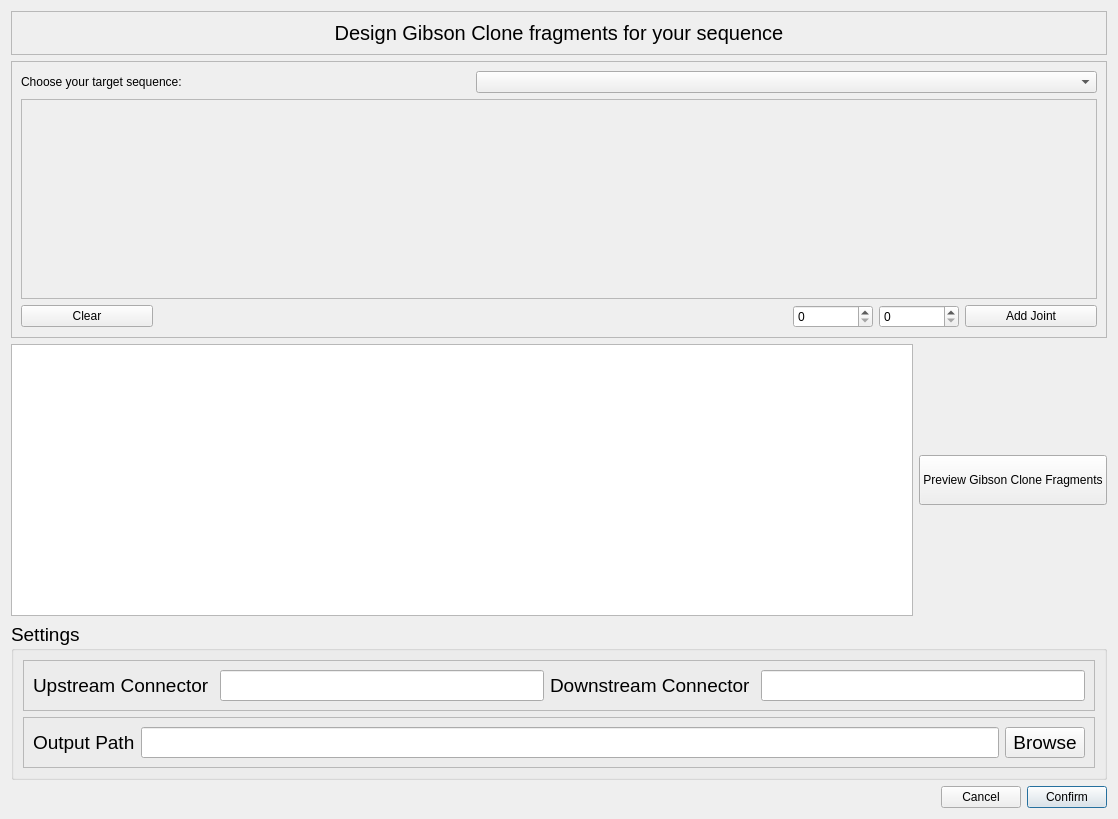
First picture: the form in gibsonsingledialog.ui, repository WilsonImmunologyLab/Librator, before the edit.
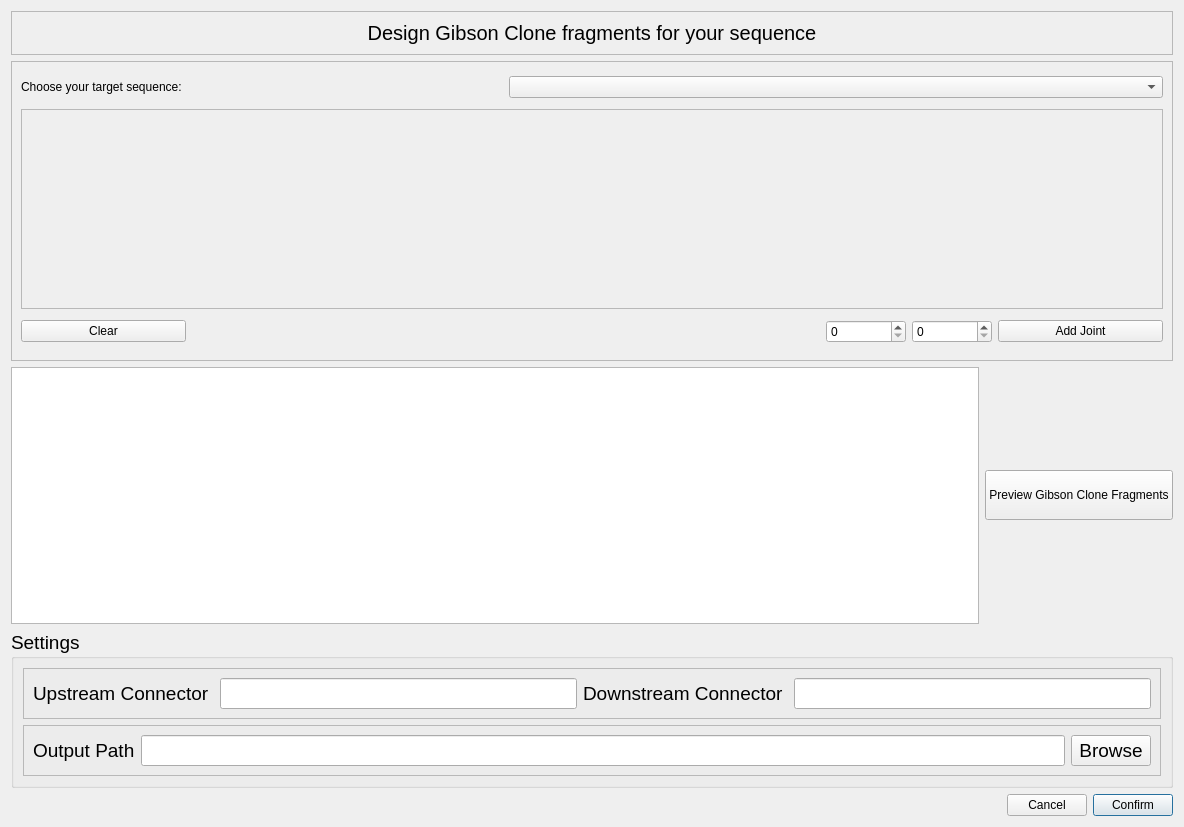
Second picture: the form after the edit.

Commit message: update an joint displayer

Diff of the .ui file:
```diff
--- a/gibsonsingledialog.ui
+++ b/gibsonsingledialog.ui
@@ -6,14 +6,200 @@
    <rect>
     <x>0</x>
     <y>0</y>
-    <width>1118</width>
-    <height>819</height>
+    <width>1184</width>
+    <height>827</height>
    </rect>
   </property>
   <property name="windowTitle">
    <string>Gibson Clone fragments design</string>
   </property>
-  <layout class="QGridLayout" name="gridLayout_10">
+  <layout class="QGridLayout" name="gridLayout_8">
+   <item row="1" column="0" colspan="3">
+    <widget class="QFrame" name="frame_2">
+     <property name="minimumSize">
+      <size>
+       <width>0</width>
+       <height>300</height>
+      </size>
+     </property>
+     <property name="frameShape">
+      <enum>QFrame::StyledPanel</enum>
+     </property>
+     <property name="frameShadow">
+      <enum>QFrame::Raised</enum>
+     </property>
+     <layout class="QGridLayout" name="gridLayout_3">
+      <item row="0" column="0" colspan="2">
+       <widget class="QLabel" name="label">
+        <property name="maximumSize">
+         <size>
+          <width>300</width>
+          <height>16777215</height>
+         </size>
+        </property>
+        <property name="text">
+         <string>Choose your target sequence:</string>
+        </property>
+       </widget>
+      </item>
+      <item row="1" column="0" colspan="5">
+       <widget class="QFrame" name="frame_5">
+        <property name="minimumSize">
+         <size>
+          <width>0</width>
+          <height>200</height>
+         </size>
+        </property>
+        <property name="maximumSize">
+         <size>
+          <width>16777215</width>
+          <height>200</height>
+         </size>
+        </property>
+        <property name="frameShape">
+         <enum>QFrame::StyledPanel</enum>
+        </property>
+        <property name="frameShadow">
+         <enum>QFrame::Raised</enum>
+        </property>
+        <layout class="QGridLayout" name="gridLayout_2">
+         <item row="0" column="0">
+          <layout class="QGridLayout" name="gridLayoutSeq"/>
+         </item>
+        </layout>
+       </widget>
+      </item>
+      <item row="2" column="0">
+       <widget class="QPushButton" name="clear">
+        <property name="text">
+         <string>Clear</string>
+        </property>
+       </widget>
+      </item>
+      <item row="2" column="1" colspan="2">
+       <spacer name="horizontalSpacer">
+        <property name="orientation">
+         <enum>Qt::Horizontal</enum>
+        </property>
+        <property name="sizeHint" stdset="0">
+         <size>
+          <width>628</width>
+          <height>20</height>
+         </size>
+        </property>
+       </spacer>
+      </item>
+      <item row="2" column="3">
+       <layout class="QHBoxLayout" name="horizontalLayout_3">
+        <item>
+         <widget class="QSpinBox" name="spinBoxStart">
+          <property name="minimumSize">
+           <size>
+            <width>80</width>
+            <height>0</height>
+           </size>
+          </property>
+          <property name="maximum">
+           <number>9999</number>
+          </property>
+         </widget>
+        </item>
+        <item>
+         <widget class="QSpinBox" name="spinBoxEnd">
+          <property name="minimumSize">
+           <size>
+            <width>80</width>
+            <height>0</height>
+           </size>
+          </property>
+          <property name="maximum">
+           <number>9999</number>
+          </property>
+         </widget>
+        </item>
+       </layout>
+      </item>
+      <item row="2" column="4">
+       <widget class="QPushButton" name="pushButtonAdd">
+        <property name="text">
+         <string>Add Joint</string>
+        </property>
+       </widget>
+      </item>
+      <item row="0" column="2" colspan="3">
+       <widget class="QComboBox" name="comboBox"/>
+      </item>
+     </layout>
+    </widget>
+   </item>
+   <item row="2" column="0" colspan="3">
+    <layout class="QGridLayout" name="gridLayout_7">
+     <item row="1" column="0">
+      <widget class="QTextEdit" name="textEdit">
+       <property name="maximumSize">
+        <size>
+         <width>16777215</width>
+         <height>99999</height>
+        </size>
+       </property>
+       <property name="font">
+        <font>
+         <pointsize>16</pointsize>
+        </font>
+       </property>
+      </widget>
+     </item>
+     <item row="1" column="1">
+      <widget class="QPushButton" name="pushButtonGenerate">
+       <property name="minimumSize">
+        <size>
+         <width>0</width>
+         <height>50</height>
+        </size>
+       </property>
+       <property name="text">
+        <string>Preview Gibson Clone Fragments</string>
+       </property>
+      </widget>
+     </item>
+     <item row="0" column="0" colspan="2">
+      <layout class="QGridLayout" name="gridLayoutFig"/>
+     </item>
+    </layout>
+   </item>
+   <item row="4" column="0">
+    <spacer name="horizontalSpacer_4">
+     <property name="orientation">
+      <enum>Qt::Horizontal</enum>
+     </property>
+     <property name="sizeHint" stdset="0">
+      <size>
+       <width>915</width>
+       <height>20</height>
+      </size>
+     </property>
+    </spacer>
+   </item>
+   <item row="4" column="1">
+    <widget class="QPushButton" name="pushButtonCancel">
+     <property name="text">
+      <string>Cancel</string>
+     </property>
+    </widget>
+   </item>
+   <item row="4" column="2">
+    <widget class="QPushButton" name="pushButtonConfirm">
+     <property name="text">
+      <string>Confirm</string>
+     </property>
+     <property name="autoDefault">
+      <bool>false</bool>
+     </property>
+     <property name="default">
+      <bool>true</bool>
+     </property>
+    </widget>
+   </item>
    <item row="3" column="0" colspan="3">
     <widget class="QGroupBox" name="groupBox">
      <property name="font">
@@ -89,65 +275,6 @@
      </layout>
     </widget>
    </item>
-   <item row="4" column="1">
-    <widget class="QPushButton" name="pushButtonCancel">
-     <property name="text">
-      <string>Cancel</string>
-     </property>
-    </widget>
-   </item>
-   <item row="2" column="0" colspan="3">
-    <layout class="QHBoxLayout" name="horizontalLayout_2">
-     <item>
-      <widget class="QTextEdit" name="textEdit">
-       <property name="font">
-        <font>
-         <pointsize>16</pointsize>
-        </font>
-       </property>
-      </widget>
-     </item>
-     <item>
-      <widget class="QPushButton" name="pushButtonGenerate">
-       <property name="minimumSize">
-        <size>
-         <width>0</width>
-         <height>50</height>
-        </size>
-       </property>
-       <property name="text">
-        <string>Preview Gibson Clone Fragments</string>
-       </property>
-      </widget>
-     </item>
-    </layout>
-   </item>
-   <item row="4" column="2">
-    <widget class="QPushButton" name="pushButtonConfirm">
-     <property name="text">
-      <string>Confirm</string>
-     </property>
-     <property name="autoDefault">
-      <bool>false</bool>
-     </property>
-     <property name="default">
-      <bool>true</bool>
-     </property>
-    </widget>
-   </item>
-   <item row="4" column="0">
-    <spacer name="horizontalSpacer_4">
-     <property name="orientation">
-      <enum>Qt::Horizontal</enum>
-     </property>
-     <property name="sizeHint" stdset="0">
-      <size>
-       <width>915</width>
-       <height>20</height>
-      </size>
-     </property>
-    </spacer>
-   </item>
    <item row="0" column="0" colspan="3">
     <widget class="QFrame" name="frame">
      <property name="maximumSize">
@@ -184,124 +311,6 @@
      </layout>
     </widget>
    </item>
-   <item row="1" column="0" colspan="3">
-    <widget class="QFrame" name="frame_2">
-     <property name="minimumSize">
-      <size>
-       <width>0</width>
-       <height>200</height>
-      </size>
-     </property>
-     <property name="frameShape">
-      <enum>QFrame::StyledPanel</enum>
-     </property>
-     <property name="frameShadow">
-      <enum>QFrame::Raised</enum>
-     </property>
-     <layout class="QGridLayout" name="gridLayout_3">
-      <item row="0" column="0" colspan="2">
-       <widget class="QLabel" name="label">
-        <property name="maximumSize">
-         <size>
-          <width>300</width>
-          <height>16777215</height>
-         </size>
-        </property>
-        <property name="text">
-         <string>Choose your target sequence:</string>
-        </property>
-       </widget>
-      </item>
-      <item row="1" column="0" colspan="5">
-       <widget class="QFrame" name="frame_5">
-        <property name="minimumSize">
-         <size>
-          <width>0</width>
-          <height>200</height>
-         </size>
-        </property>
-        <property name="maximumSize">
-         <size>
-          <width>16777215</width>
-          <height>200</height>
-         </size>
-        </property>
-        <property name="frameShape">
-         <enum>QFrame::StyledPanel</enum>
-        </property>
-        <property name="frameShadow">
-         <enum>QFrame::Raised</enum>
-        </property>
-        <layout class="QGridLayout" name="gridLayout_2">
-         <item row="0" column="0">
-          <layout class="QGridLayout" name="gridLayoutSeq"/>
-         </item>
-        </layout>
-       </widget>
-      </item>
-      <item row="2" column="0">
-       <widget class="QPushButton" name="clear">
-        <property name="text">
-         <string>Clear</string>
-        </property>
-       </widget>
-      </item>
-      <item row="2" column="1" colspan="2">
-       <spacer name="horizontalSpacer">
-        <property name="orientation">
-         <enum>Qt::Horizontal</enum>
-        </property>
-        <property name="sizeHint" stdset="0">
-         <size>
-          <width>628</width>
-          <height>20</height>
-         </size>
-        </property>
-       </spacer>
-      </item>
-      <item row="2" column="3">
-       <layout class="QHBoxLayout" name="horizontalLayout_3">
-        <item>
-         <widget class="QSpinBox" name="spinBoxStart">
-          <property name="minimumSize">
-           <size>
-            <width>80</width>
-            <height>0</height>
-           </size>
-          </property>
-          <property name="maximum">
-           <number>9999</number>
-          </property>
-         </widget>
-        </item>
-        <item>
-         <widget class="QSpinBox" name="spinBoxEnd">
-          <property name="minimumSize">
-           <size>
-            <width>80</width>
-            <height>0</height>
-           </size>
-          </property>
-          <property name="maximum">
-           <number>9999</number>
-          </property>
-         </widget>
-        </item>
-       </layout>
-      </item>
-      <item row="2" column="4">
-       <widget class="QPushButton" name="pushButtonAdd">
-        <property name="text">
-         <string>Add Joint</string>
-        </property>
-       </widget>
-      </item>
-      <item row="0" column="2" colspan="3">
-       <widget class="QComboBox" name="comboBox"/>
-      </item>
-     </layout>
-    </widget>
-   </item>
   </layout>
  </widget>
  <resources/>
```
The commit also changes 5 other files.
